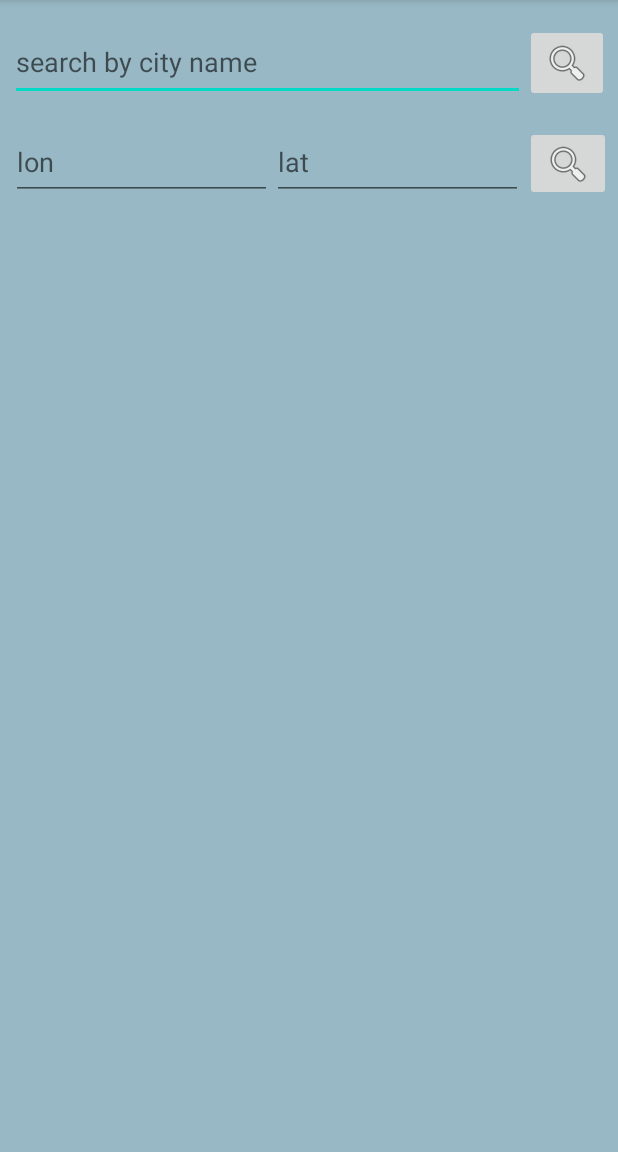
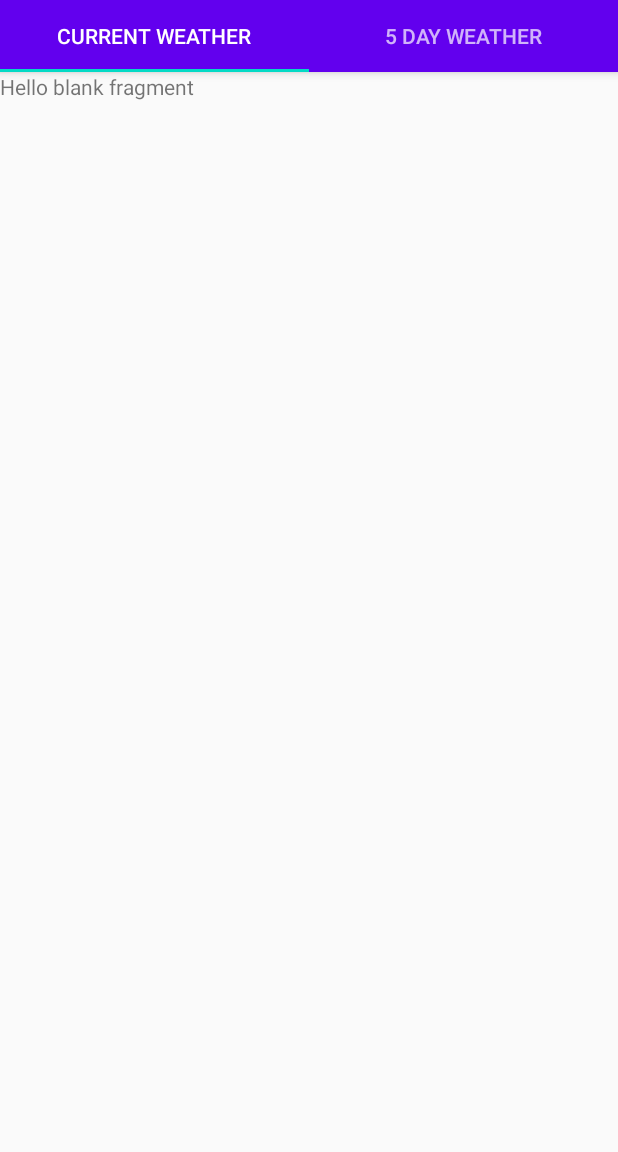
Before and after one commit to yogeeswar2001/android_apps, an Android app: the screen it shows after launch (MainActivity), on a phone screen of 412 x 824 dp, the part 84-1236 px from its top. Run offline under Robolectric (Android 15) with nearby library versions, the phone set to English and light mode, and no system bars; our stand-ins replace Picasso, Volley; network calls fail; pictures from the network do not load.

Commit message:
added tabs and weathear forecast for 5 days

```diff
--- a/WeatherForeCast/app/build.gradle
+++ b/WeatherForeCast/app/build.gradle
@@ -26,6 +26,8 @@ dependencies {
     implementation fileTree(dir: "libs", include: ["*.jar"])
     implementation 'com.android.support:appcompat-v7:28.0.0'
     implementation 'com.android.support.constraint:constraint-layout:2.0.4'
+    implementation 'com.android.support:support-v4:28.0.0'
+    implementation 'com.android.support:design:28.0.0'
     testImplementation 'junit:junit:4.12'
     androidTestImplementation 'com.android.support.test:runner:1.0.2'
     androidTestImplementation 'com.android.support.test.espresso:espresso-core:3.0.2'
--- /dev/null
+++ b/WeatherForeCast/app/src/main/java/com/yogeeswar/weatherforecast/CurrentWeatherFragment.java
@@ -0,0 +1,20 @@
+package com.yogeeswar.weatherforecast;
+
+import android.os.Bundle;
+import android.support.v4.app.Fragment;
+import android.view.LayoutInflater;
+import android.view.View;
+import android.view.ViewGroup;
+
+public class CurrentWeatherFragment extends Fragment {
+    public CurrentWeatherFragment() {
+        // Required empty public constructor
+    }
+
+    @Override
+    public View onCreateView(LayoutInflater inflater, ViewGroup container,
+                             Bundle savedInstanceState) {
+        // Inflate the layout for this fragment
+        return inflater.inflate(R.layout.fragment_current_weather, container, false);
+    }
+}
--- a/WeatherForeCast/app/src/main/java/com/yogeeswar/weatherforecast/MainActivity.java
+++ b/WeatherForeCast/app/src/main/java/com/yogeeswar/weatherforecast/MainActivity.java
@@ -1,11 +1,18 @@
 package com.yogeeswar.weatherforecast;
 
+import android.support.design.widget.TabLayout;
+import android.support.v4.app.Fragment;
+import android.support.v4.app.FragmentManager;
+import android.support.v4.app.FragmentPagerAdapter;
+import android.support.v4.view.ViewPager;
 import android.support.v7.app.AppCompatActivity;
 import android.os.Bundle;
+import android.support.v7.widget.Toolbar;
 import android.view.View;
 import android.widget.EditText;
 import android.widget.ImageView;
 import android.widget.Toast;
+
 import com.squareup.picasso.Picasso;
 
 public class MainActivity extends AppCompatActivity {
@@ -17,13 +24,26 @@ public class MainActivity extends AppCompatActivity {
         super.onCreate(savedInstanceState);
         setContentView(R.layout.activity_main);
 
+        //setting up toolbar
+        Toolbar toolbar = (Toolbar) findViewById(R.id.toolbar);
+        setSupportActionBar(toolbar);
+
+        //setting up view pagers for tabs
+        SectionsPagerAdapter pagerAdapter = new SectionsPagerAdapter(getSupportFragmentManager());
+        ViewPager pager = (ViewPager) findViewById(R.id.pager);
+        pager.setAdapter(pagerAdapter);
+
+        TabLayout tabLayout = (TabLayout) findViewById(R.id.tabs);
+        tabLayout.setupWithViewPager(pager);
+
+        //instantiating WeatherDataService
         dataInstance = new WeatherDataService(MainActivity.this);
     }
 
     public void onClickSearchBtn(View view) {
-        search_bar = (EditText) findViewById(R.id.search_bar);
-        final String cityName = search_bar.getText().toString();
-
+        //search_bar = (EditText) findViewById(R.id.search_bar);
+        //final String cityName = search_bar.getText().toString();
+        final String cityName = "chennai";
         dataInstance.getDataByCityName(cityName, new WeatherDataService.ResponseListener() {
             @Override
             public void onError(String msg) {
@@ -31,34 +51,67 @@ public class MainActivity extends AppCompatActivity {
             }
 
             @Override
-            public void onResponse(WeatherData data) {
-                String msg = data.toString();
+            public void onResponse(CityData cityData, WeatherData weatherData) {
+                String msg = cityData.toString() + weatherData.toString();
                 Toast.makeText(MainActivity.this, msg,Toast.LENGTH_SHORT).show();
-                setImage(data.getImgIcon(), (ImageView) findViewById(R.id.image));
+                setImage(weatherData.getImgIcon(), (ImageView) findViewById(R.id.image));
             }
         });
     }
 
-    public void onCLickSearchByCoord(View view) {
-        EditText lat,lon;
-        lat = (EditText) findViewById(R.id.lat);
-        lon = (EditText) findViewById(R.id.lon);
-        dataInstance.getDataByCoord(lon.getText().toString(), lat.getText().toString(), new WeatherDataService.ResponseListener() {
-            @Override
-            public void onError(String msg) {
-                Toast.makeText(MainActivity.this, msg, Toast.LENGTH_SHORT).show();
-            }
-
-            @Override
-            public void onResponse(WeatherData data) {
-                String msg = data.toString();
-                Toast.makeText(MainActivity.this, msg,Toast.LENGTH_SHORT).show();
-                setImage(data.getImgIcon(), (ImageView) findViewById(R.id.image));
-            }
-        });
-    }
+//    public void onCLickSearchByCoord(View view) {
+//        EditText lat,lon;
+//        lat = (EditText) findViewById(R.id.lat);
+//        lon = (EditText) findViewById(R.id.lon);
+//        dataInstance.getDataByCoord(lon.getText().toString(), lat.getText().toString(), new WeatherDataService.ResponseListener() {
+//            @Override
+//            public void onError(String msg) {
+//                Toast.makeText(MainActivity.this, msg, Toast.LENGTH_SHORT).show();
+//            }
+//
+//            @Override
+//            public void onResponse(WeatherData data) {
+//                String msg = data.toString();
+//                Toast.makeText(MainActivity.this, msg,Toast.LENGTH_SHORT).show();
+//                setImage(data.getImgIcon(), (ImageView) findViewById(R.id.image));
+//            }
+//        });
+//    }
     private void setImage(String icon, ImageView view) {
         String img_url = "http://openweathermap.org/img/wn/"+icon+"@2x.png";
         Picasso.get().load(img_url).resize(300,300).into(view);
     }
+
+    private class SectionsPagerAdapter extends FragmentPagerAdapter {
+        public SectionsPagerAdapter(FragmentManager fm) {
+            super(fm);
+        }
+
+        @Override
+        public int getCount() {
+            return 2;
+        }
+
+        @Override
+        public Fragment getItem(int position) {
+            switch(position) {
+                case 0:
+                    return new CurrentWeatherFragment();
+                case 1:
+                    return new WeatherForecastFragment();
+            }
+            return null;
+        }
+
+        @Override
+        public CharSequence getPageTitle(int position) {
+            switch(position) {
+                case 0:
+                    return getResources().getText(R.string.tab1_name);
+                case 1:
+                    return getResources().getText(R.string.tab2_name);
+            }
+            return null;
+        }
+    }
 }
--- /dev/null
+++ b/WeatherForeCast/app/src/main/java/com/yogeeswar/weatherforecast/WeatherForecastFragment.java
@@ -0,0 +1,48 @@
+package com.yogeeswar.weatherforecast;
+
+import android.os.Bundle;
+import android.support.v4.app.Fragment;
+import android.support.v7.widget.GridLayoutManager;
+import android.support.v7.widget.RecyclerView;
+import android.view.LayoutInflater;
+import android.view.View;
+import android.view.ViewGroup;
+import android.widget.Toast;
+
+import java.util.ArrayList;
+
+public class WeatherForecastFragment extends Fragment {
+    public WeatherForecastFragment() {
+        // Required empty public constructor
+    }
+
+    @Override
+    public View onCreateView(LayoutInflater inflater, ViewGroup container, Bundle savedInstanceState) {
+
+        final RecyclerView forecastRecycler = (RecyclerView) inflater.inflate(R.layout.fragment_weather_forecast, container, false);
+
+        WeatherDataService dataService = new WeatherDataService(getContext());
+
+        final ArrayList<WeatherData> data = new ArrayList<WeatherData>();
+        final WeatherForecastAdapter adapter = new WeatherForecastAdapter(data);
+        GridLayoutManager layoutManager = new GridLayoutManager(getActivity(), 1);
+        forecastRecycler.setAdapter(adapter);
+        forecastRecycler.setLayoutManager(layoutManager);
+        dataService.getWeatherForecast("chennai", new WeatherDataService.ForecastListener() {
+            @Override
+            public void onError(String msg) {
+                Toast.makeText(getContext(), msg, Toast.LENGTH_SHORT).show();
+            }
+            @Override
+            public void onResponse(CityData cityData, ArrayList<WeatherData> weatherData) {
+                Toast.makeText(getContext(), cityData.toString(), Toast.LENGTH_SHORT).show();
+                for(WeatherData i : weatherData ){
+                    data.add(i);
+                }
+                adapter.notifyDataSetChanged();
+            }
+        });
+
+        return forecastRecycler;
+    }
+}
--- a/WeatherForeCast/app/src/main/res/layout/activity_main.xml
+++ b/WeatherForeCast/app/src/main/res/layout/activity_main.xml
@@ -1,68 +1,29 @@
 <?xml version="1.0" encoding="utf-8"?>
-<android.support.constraint.ConstraintLayout
+<LinearLayout
         xmlns:android="http://schemas.android.com/apk/res/android"
         xmlns:tools="http://schemas.android.com/tools"
-        xmlns:app="http://schemas.android.com/apk/res-auto"
         android:layout_width="match_parent"
         android:layout_height="match_parent"
         tools:context=".MainActivity"
-        android:background="#98B8C5">
+        android:orientation="vertical">
 
-    <EditText
-            android:layout_width="343dp"
-            android:layout_height="51dp"
-            android:inputType="textPersonName"
-            android:ems="10"
-            android:id="@+id/search_bar"
-            app:layout_constraintStart_toStartOf="parent"
-            app:layout_constraintTop_toTopOf="parent" android:layout_marginTop="16dp"
-            android:hint="@string/search_hint"
-            app:layout_constraintEnd_toStartOf="@+id/search_btn" android:layout_marginStart="8dp"/>
-    <ImageButton
-            android:layout_width="wrap_content"
-            android:layout_height="wrap_content" app:srcCompat="@android:drawable/ic_menu_search"
-            android:id="@+id/search_btn" android:layout_marginEnd="8dp"
-            app:layout_constraintEnd_toEndOf="parent"
-            app:layout_constraintStart_toEndOf="@+id/search_bar" app:layout_constraintTop_toTopOf="parent"
-            android:layout_marginTop="16dp"
-            android:onClick="onClickSearchBtn"/>
-    <EditText
-            android:layout_width="174dp"
-            android:layout_height="50dp"
-            android:inputType="textPersonName"
-            android:hint="lon"
-            android:ems="10"
-            android:id="@+id/lon"
-            android:layout_marginTop="16dp"
-            app:layout_constraintTop_toBottomOf="@+id/search_bar" app:layout_constraintStart_toStartOf="parent"
-            android:layout_marginStart="8dp"
-            app:layout_constraintEnd_toStartOf="@+id/lat"/>
-    <EditText
-            android:layout_width="167dp"
-            android:layout_height="50dp"
-            android:inputType="textPersonName"
-            android:hint="lat"
-            android:ems="10"
-            android:id="@+id/lat"
-            android:layout_marginTop="16dp"
-            app:layout_constraintTop_toBottomOf="@+id/search_bar"
-            app:layout_constraintEnd_toStartOf="@+id/imageButton"
-            app:layout_constraintStart_toEndOf="@+id/lon"
-            app:layout_constraintHorizontal_bias="0.0"/>
-    <ImageButton
-            android:layout_width="57dp"
-            android:layout_height="50dp" app:srcCompat="@android:drawable/ic_menu_search"
-            android:id="@+id/imageButton" android:layout_marginTop="16dp"
-            app:layout_constraintTop_toBottomOf="@+id/search_btn" android:layout_marginEnd="6dp"
-            app:layout_constraintEnd_toEndOf="parent" android:layout_marginStart="1dp"
-            app:layout_constraintStart_toEndOf="@+id/lat"
-            android:onClick="onCLickSearchByCoord"/>
+    <android.support.design.widget.AppBarLayout
+        android:layout_width="match_parent"
+        android:layout_height="wrap_content"
+        android:theme="@style/ThemeOverlay.AppCompat.Dark.ActionBar">
 
-    <ImageView android:layout_width="300dp" android:layout_height="300dp"
-               android:id="@+id/image"
-               android:layout_marginTop="134dp"
-               app:layout_constraintTop_toBottomOf="@+id/lon" android:layout_marginEnd="56dp"
-               app:layout_constraintEnd_toEndOf="parent" app:layout_constraintStart_toStartOf="parent"
-               android:layout_marginStart="55dp" app:layout_constraintBottom_toBottomOf="parent"
-               android:layout_marginBottom="164dp"/>
-</android.support.constraint.ConstraintLayout>
+        <include layout="@layout/toolbar_main"
+                 android:id="@+id/toolbar"/>
+
+        <android.support.design.widget.TabLayout
+            android:id="@+id/tabs"
+            android:layout_width="match_parent"
+            android:layout_height="wrap_content"/>
+    </android.support.design.widget.AppBarLayout>
+
+    <android.support.v4.view.ViewPager
+            android:id="@+id/pager"
+            android:layout_width="match_parent"
+            android:layout_height="match_parent"/>
+
+</LinearLayout>
--- /dev/null
+++ b/WeatherForeCast/app/src/main/res/layout/fragment_current_weather.xml
@@ -0,0 +1,14 @@
+<?xml version="1.0" encoding="utf-8"?>
+<FrameLayout xmlns:android="http://schemas.android.com/apk/res/android"
+             xmlns:tools="http://schemas.android.com/tools"
+             android:layout_width="match_parent"
+             android:layout_height="match_parent"
+             tools:context=".CurrentWeatherFragment">
+
+    <!-- TODO: Update blank fragment layout -->
+    <TextView
+            android:layout_width="match_parent"
+            android:layout_height="match_parent"
+            android:text="@string/hello_blank_fragment"/>
+
+</FrameLayout>
--- /dev/null
+++ b/WeatherForeCast/app/src/main/res/layout/fragment_weather_forecast.xml
@@ -0,0 +1,6 @@
+<?xml version="1.0" encoding="utf-8"?>
+<android.support.v7.widget.RecyclerView xmlns:android="http://schemas.android.com/apk/res/android"
+        android:id="@+id/forecastRecycler"
+        android:layout_width="match_parent"
+        android:layout_height="match_parent"
+        android:scrollbars="vertical"/>
--- /dev/null
+++ b/WeatherForeCast/app/src/main/res/layout/toolbar_main.xml
@@ -0,0 +1,9 @@
+<?xml version="1.0" encoding="utf-8"?>
+<android.support.v7.widget.Toolbar
+        xmlns:android="http://schemas.android.com/apk/res/android"
+        android:layout_width="match_parent"
+        android:layout_height="?attr/actionBarSize"
+        android:background="?attr/colorPrimary"
+        android:theme="@style/ThemeOverlay.AppCompat.Dark.ActionBar">
+
+</android.support.v7.widget.Toolbar>
--- a/WeatherForeCast/app/src/main/res/values/strings.xml
+++ b/WeatherForeCast/app/src/main/res/values/strings.xml
@@ -2,4 +2,11 @@
     <string name="app_name">WeatherForeCast</string>
     <string name="search_btn">search</string>
     <string name="search_hint">search by city name</string>
+
+    <string name="hello_blank_fragment">Hello blank fragment</string>
+
+    <string name="tab1_name">current weather</string>
+    <string name="tab2_name">5 day weather</string>
+
+    <string name="forecastFragment">weather forecast for 5 days with 3-hour step.</string>
 </resources>
--- a/WeatherForeCast/app/src/main/res/values/styles.xml
+++ b/WeatherForeCast/app/src/main/res/values/styles.xml
@@ -1,6 +1,6 @@
 <resources>
     <!-- Base application theme. -->
-    <style name="AppTheme" parent="Theme.AppCompat.Light.DarkActionBar">
+    <style name="AppTheme" parent="Theme.AppCompat.Light.NoActionBar">
         <!-- Customize your theme here. -->
         <item name="colorPrimary">@color/colorPrimary</item>
         <item name="colorPrimaryDark">@color/colorPrimaryDark</item>
```
Also changed, not shown: WeatherForeCast/app/src/main/java/com/yogeeswar/weatherforecast/CityData.java (added, +44 -0 lines), WeatherForeCast/app/src/main/java/com/yogeeswar/weatherforecast/WeatherData.java (+13 -32 lines), WeatherForeCast/app/src/main/java/com/yogeeswar/weatherforecast/WeatherDataService.java (+72 -12 lines), WeatherForeCast/app/src/main/java/com/yogeeswar/weatherforecast/WeatherForecastAdapter.java (added, +60 -0 lines), WeatherForeCast/app/src/main/res/drawable/ic_thermostat_black_24dp.xml (added, +9 -0 lines), WeatherForeCast/app/src/main/res/layout/card_weatherdata.xml (added, +59 -0 lines).
